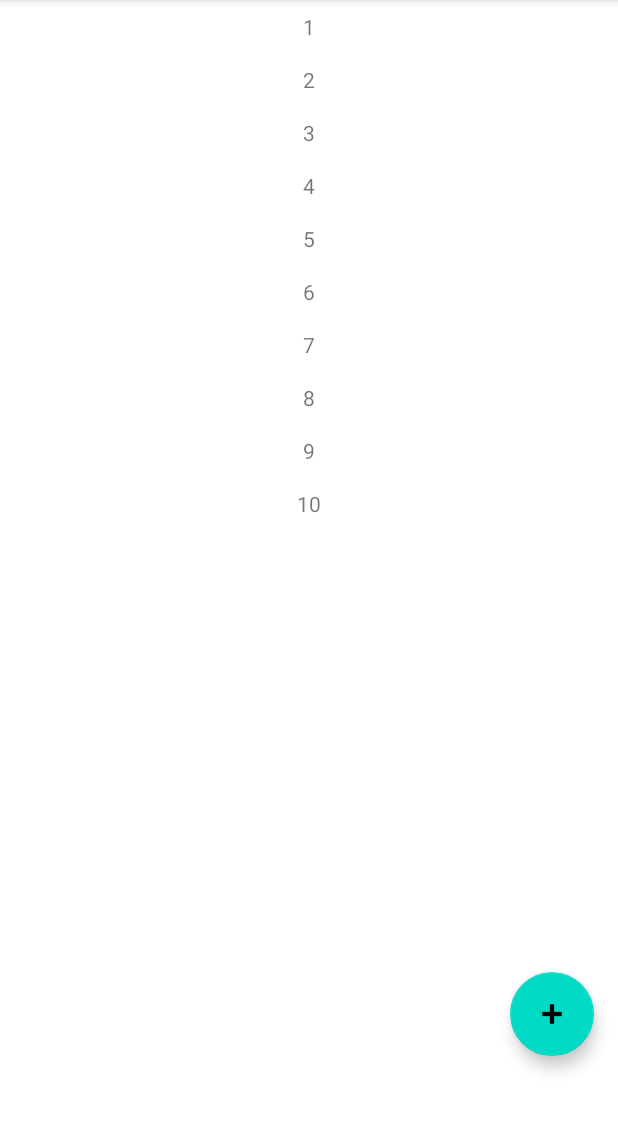
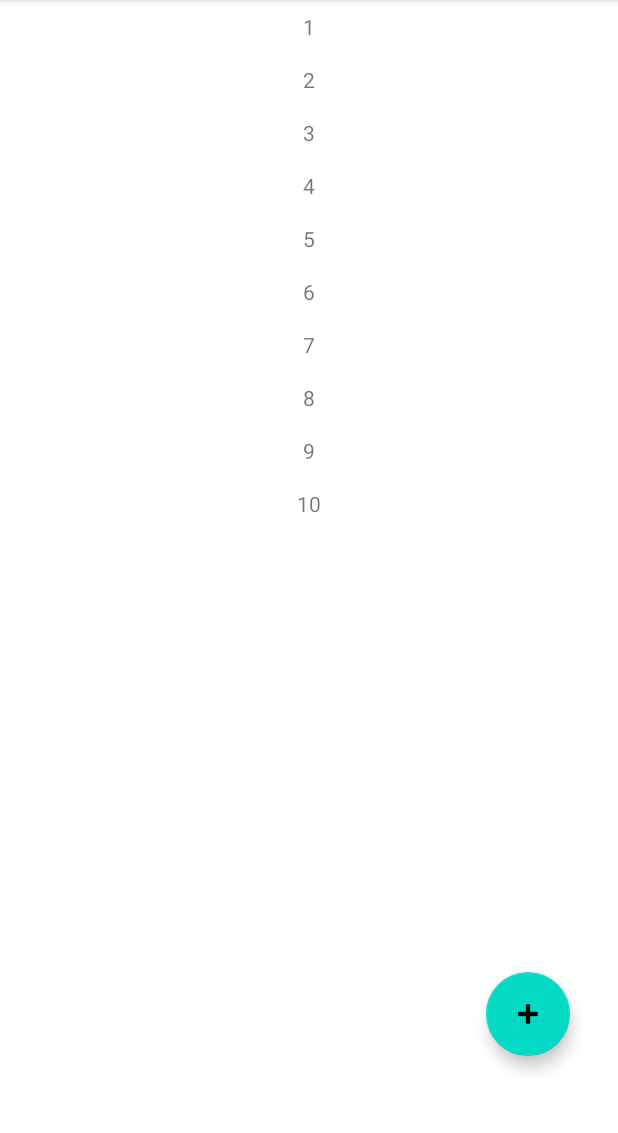
Before and after one commit to technicholy/TaskyMcTaskface, an Android app: the screen it shows after launch (MainActivity), on a phone screen of 412 x 824 dp, the part 84-1217 px from its top. Run offline under Robolectric (Android 15) with nearby library versions, the phone set to English and light mode, and no system bars.

Commit message:
Fixes floating action button layout

```diff
--- a/app/src/main/res/layout/fragment_main.xml
+++ b/app/src/main/res/layout/fragment_main.xml
@@ -32,7 +32,7 @@
         android:layout_width="0dp"
         android:layout_height="0dp"
         app:layoutManager="androidx.recyclerview.widget.LinearLayoutManager"
-        app:layout_constraintBottom_toTopOf="@id/add_new_number_btn"
+        app:layout_constraintBottom_toBottomOf="parent"
         app:layout_constraintLeft_toLeftOf="parent"
         app:layout_constraintRight_toRightOf="parent"
         app:layout_constraintTop_toBottomOf="@id/tb_layout"
@@ -43,19 +43,14 @@
         android:id="@+id/add_new_number_btn"
         android:layout_width="wrap_content"
         android:layout_height="wrap_content"
-        android:layout_marginTop="8dp"
-        android:layout_marginEnd="16dp"
+        android:layout_marginEnd="32dp"
         android:layout_marginBottom="64dp"
         android:clickable="true"
         android:contentDescription="@string/add_new_number"
         android:focusable="true"
         android:src="@android:drawable/ic_input_add"
         app:layout_constraintBottom_toBottomOf="parent"
-        app:layout_constraintEnd_toEndOf="parent"
-        app:layout_constraintHorizontal_bias="1.0"
-        app:layout_constraintStart_toStartOf="parent"
-        app:layout_constraintTop_toBottomOf="@+id/main_rv"
-        app:layout_constraintVertical_bias="0.06" />
+        app:layout_constraintEnd_toEndOf="parent" />
 
 
 </androidx.constraintlayout.widget.ConstraintLayout>
```
